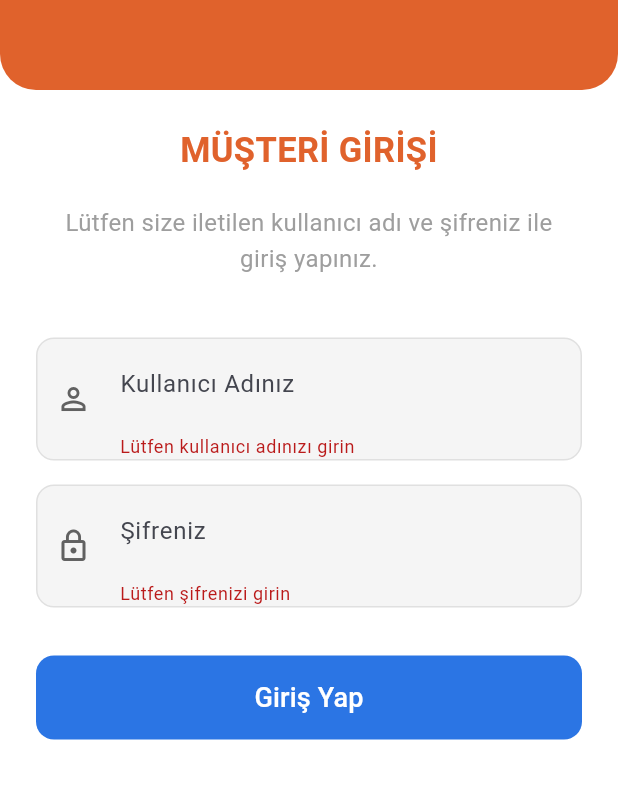
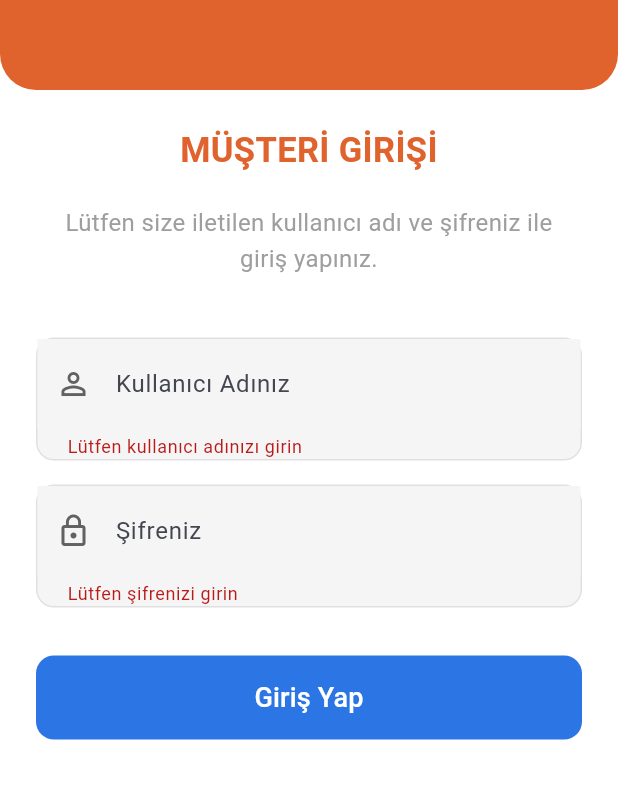
Before and after one commit to gorkemoa/tayamer, a Flutter app: the screen it shows after launch, after a tap on "Giriş Yap", on a phone screen of 412 x 824 dp, the part 315-1114 px from its top. Run offline on Flutter 3.47's test engine with Material 3 defaults, Android fonts, the phone set to English and light mode, and no system bars; our stand-ins replace confetti, firebase_core, firebase_messaging, flutter_local_notifications, font_awesome_flutter, image_picker and 4 more; missing offline and left inert: card_scanner, flutter_pdfview, google_ml_kit, mobile_scanner, photo_manager, wechat_assets_picker; accounts and stored records are empty.

Commit message:
Giriş ekranındaki kullanıcı adı ve şifre alanları için kullanıcı arayüzü iyileştirildi. `TextFormField` bileşenleri sadeleştirildi ve simgeler doğrudan alanların içine eklendi. Kullanıcı deneyimini artırmak amacıyla içerik dolguları güncellendi.

```diff
--- a/lib/views/login_view.dart
+++ b/lib/views/login_view.dart
@@ -161,19 +161,13 @@ class _LoginViewState extends State<LoginView> {
                               borderRadius: BorderRadius.circular(12),
                               border: Border.all(color: Colors.grey.shade300),
                             ),
-                            child: Padding(
-                              padding: const EdgeInsets.symmetric(horizontal: 12.0),
-                              child: Row(
-                                children: [
-                                  Icon(Icons.person_outline, color: Colors.grey[700]),
-                                  const SizedBox(width: 15),
-                                  Expanded(
                             child: TextFormField(
                               controller: _emailController,
-                                      decoration: const InputDecoration(
+                              decoration: InputDecoration(
                                 hintText: 'Kullanıcı Adınız',
                                 border: InputBorder.none,
-                                        contentPadding: EdgeInsets.symmetric(vertical: 18),
+                                contentPadding: const EdgeInsets.symmetric(vertical: 18, horizontal: 16),
+                                prefixIcon: Icon(Icons.person_outline, color: Colors.grey[700]),
                               ),
                               validator: (value) {
                                 if (value == null || value.isEmpty) {
@@ -181,10 +175,6 @@ class _LoginViewState extends State<LoginView> {
                                 }
                                 return null;
                               },
-                                    ),
-                                  ),
-                                ],
-                              ),
                             ),
                           ),
                           const SizedBox(height: 16),
@@ -195,20 +185,14 @@ class _LoginViewState extends State<LoginView> {
                               borderRadius: BorderRadius.circular(12),
                               border: Border.all(color: Colors.grey.shade300),
                             ),
-                            child: Padding(
-                              padding: const EdgeInsets.symmetric(horizontal: 12.0),
-                              child: Row(
-                                children: [
-                                  Icon(Icons.lock_outline, color: Colors.grey[700]),
-                                  const SizedBox(width: 15),
-                                  Expanded(
                             child: TextFormField(
                               controller: _passwordController,
                               obscureText: true,
-                                      decoration: const InputDecoration(
+                              decoration: InputDecoration(
                                 hintText: 'Şifreniz',
                                 border: InputBorder.none,
-                                        contentPadding: EdgeInsets.symmetric(vertical: 18),
+                                contentPadding: const EdgeInsets.symmetric(vertical: 18, horizontal: 16),
+                                prefixIcon: Icon(Icons.lock_outline, color: Colors.grey[700]),
                               ),
                               validator: (value) {
                                 if (value == null || value.isEmpty) {
@@ -216,10 +200,6 @@ class _LoginViewState extends State<LoginView> {
                                 }
                                 return null;
                               },
-                                    ),
-                                  ),
-                                ],
-                              ),
                             ),
                           ),
                           if (_errorMessage.isNotEmpty) ...[
```
Lines whose indentation alone changed are shown as unchanged.
